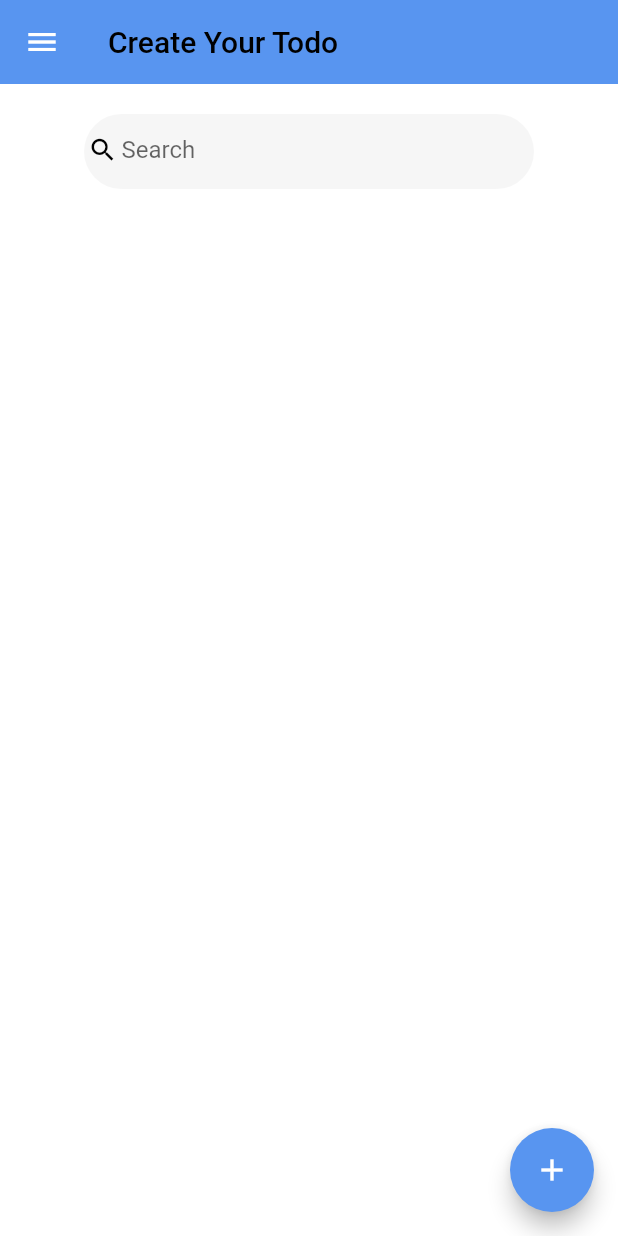
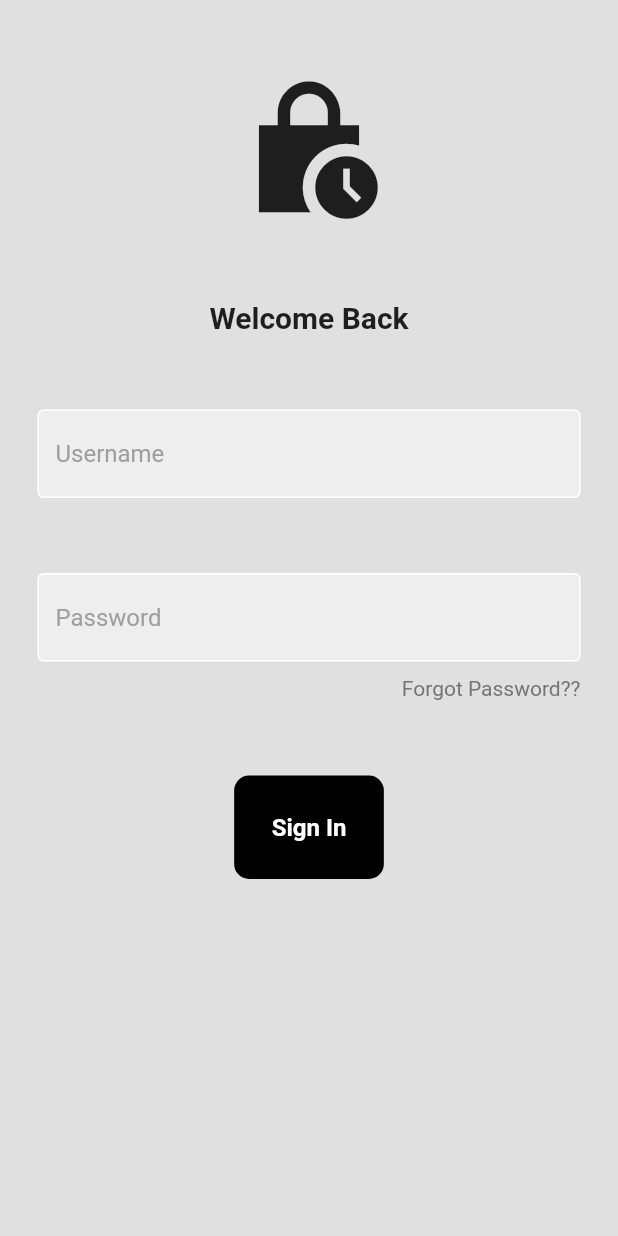
Before and after one commit to Makanakyjr/todo_app, a Flutter app: the screen it shows after launch, on a phone screen of 412 x 824 dp. Run offline on Flutter 3.47's test engine with Material 2 defaults, Android fonts, the phone set to English and light mode, and no system bars; our stand-ins replace cloud_firestore, firebase_core; accounts and stored records are empty.

Commit message:
login_page

```diff
--- a/lib/add_todo.dart
+++ b/lib/add_todo.dart
@@ -13,10 +13,12 @@ class AddTodo extends StatelessWidget {
         // leading: const BackButton(
         //   color: Colors.black,
         // ),
-        title: const Text(
-          'New Todo',
-          style: TextStyle(
-            color: Colors.black,
+        title: const Center(
+          child: Text(
+            'New Todo',
+            style: TextStyle(
+              color: Colors.black,
+            ),
           ),
         ),
         actions: [
@@ -38,14 +40,14 @@ class AddTodo extends StatelessWidget {
         ],
       ),
       body: Padding(
-        padding: const EdgeInsets.all(8.0),
+        padding: const EdgeInsets.symmetric(vertical: 25, horizontal: 25),
         child: TextField(
           controller: titleController,
           decoration: InputDecoration(
             hintText: "Type Here",
             border: OutlineInputBorder(
               borderRadius: BorderRadius.circular(
-                30,
+                20,
               ),
             ),
           ),
--- /dev/null
+++ b/lib/login_page.dart
@@ -0,0 +1,78 @@
+import 'package:flutter/material.dart';
+import 'package:todo_app/signin_page.dart';
+import 'package:todo_app/textfield_todo.dart';
+
+class LoginPage extends StatefulWidget {
+  const LoginPage({super.key});
+
+  @override
+  State<LoginPage> createState() => _LoginPageState();
+}
+
+class _LoginPageState extends State<LoginPage> {
+  final usernameController = TextEditingController();
+
+  final passwordController = TextEditingController();
+  void signUserIn() {}
+
+  @override
+  Widget build(BuildContext context) {
+    return Scaffold(
+      backgroundColor: Colors.grey[300],
+      body: SafeArea(
+        child: Column(
+          children: [
+            const SizedBox(
+              height: 50,
+            ),
+            const Icon(
+              Icons.lock_clock_sharp,
+              size: 100,
+            ),
+            const SizedBox(height: 50),
+            const Text(
+              'Welcome Back',
+              style: TextStyle(
+                fontSize: 20,
+                fontWeight: FontWeight.w600,
+              ),
+            ),
+            const SizedBox(height: 50),
+            MyTextField(
+              controller: usernameController,
+              hintText: ('Username'),
+              obsecureText: false,
+            ),
+            const SizedBox(height: 50),
+            MyTextField(
+              controller: passwordController,
+              hintText: ('Password'),
+              obsecureText: true,
+            ),
+            const SizedBox(height: 10),
+            Padding(
+              padding: const EdgeInsets.symmetric(horizontal: 25.0),
+              child: Row(
+                mainAxisAlignment: MainAxisAlignment.end,
+                children: [
+                  Text(
+                    'Forgot Password??',
+                    style: TextStyle(
+                      color: Colors.grey[600],
+                    ),
+                  )
+                ],
+              ),
+            ),
+            const SizedBox(
+              height: 50,
+            ),
+            SignInPage(
+              onTap: signUserIn,
+            ),
+          ],
+        ),
+      ),
+    );
+  }
+}
--- a/lib/main.dart
+++ b/lib/main.dart
@@ -2,8 +2,10 @@ import 'package:firebase_core/firebase_core.dart';
 import 'package:flutter/material.dart';
 import 'package:provider/provider.dart';
 import 'package:todo_app/firebase_options.dart';
-import 'package:todo_app/home.dart';
+// import 'package:todo_app/home.dart';
+import 'package:todo_app/login_page.dart';
 import 'package:todo_app/todo_provider.dart';
+
 
 Future<void> main() async {
   WidgetsFlutterBinding.ensureInitialized();
@@ -25,7 +27,7 @@ class MyApp extends StatelessWidget {
       theme: ThemeData(
           scaffoldBackgroundColor: Color.fromARGB(255, 255, 255, 255)),
       debugShowCheckedModeBanner: false,
-      home: const Home(),
+      home: const LoginPage(),
     );
   }
 }
--- /dev/null
+++ b/lib/signin_page.dart
@@ -0,0 +1,40 @@
+import 'package:flutter/material.dart';
+import 'package:todo_app/add_todo.dart';
+
+class SignInPage extends StatelessWidget {
+  final Function()? onTap;
+  const SignInPage({
+    super.key,
+    required this.onTap,
+  });
+
+  @override
+  Widget build(BuildContext context) {
+    return GestureDetector(
+      onTap: () {
+        Navigator.push(
+          context,
+          MaterialPageRoute(
+            builder: (context) => AddTodo(),
+          ),
+        );
+      },
+      child: Container(
+        padding: const EdgeInsets.all(25.0),
+        margin: const EdgeInsets.symmetric(horizontal: 25),
+        decoration: BoxDecoration(
+          borderRadius: BorderRadius.circular(10),
+          color: Colors.black,
+        ),
+        child: const Text(
+          'Sign In',
+          style: TextStyle(
+            color: Colors.white,
+            fontSize: 16,
+            fontWeight: FontWeight.bold,
+          ),
+        ),
+      ),
+    );
+  }
+}
--- /dev/null
+++ b/lib/textfield_todo.dart
@@ -0,0 +1,36 @@
+import 'package:flutter/material.dart';
+
+class MyTextField extends StatelessWidget {
+  final controller;
+  final String hintText;
+  final bool obsecureText;
+
+  const MyTextField({super.key,
+   required this.controller,
+   required this.hintText,
+   required this.obsecureText,
+   });
+
+
+  @override
+  Widget build(BuildContext context) {
+    return Padding(
+      padding: const EdgeInsets.symmetric(horizontal: 25.0),
+      child: TextField(
+        controller: controller,
+        obscureText: obsecureText,
+        decoration: InputDecoration(
+          enabledBorder: const OutlineInputBorder(
+            borderSide: BorderSide(
+              color: Colors.white,
+            ),
+          ),
+          fillColor: const Color.fromARGB(255, 238, 238, 238),
+          filled: true,
+          hintText: hintText,
+          hintStyle: TextStyle(color: Colors.grey[500])
+        ),
+      ),
+    );
+  }
+}
```
Also changed, not shown: lib/home.dart (+0 -40 lines).
